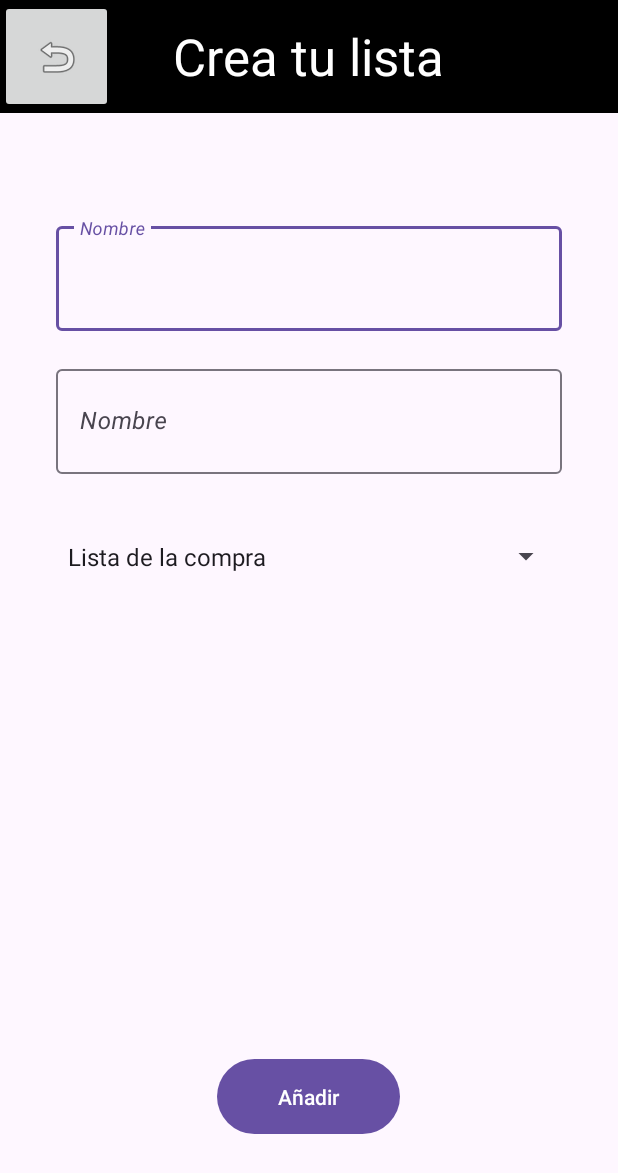
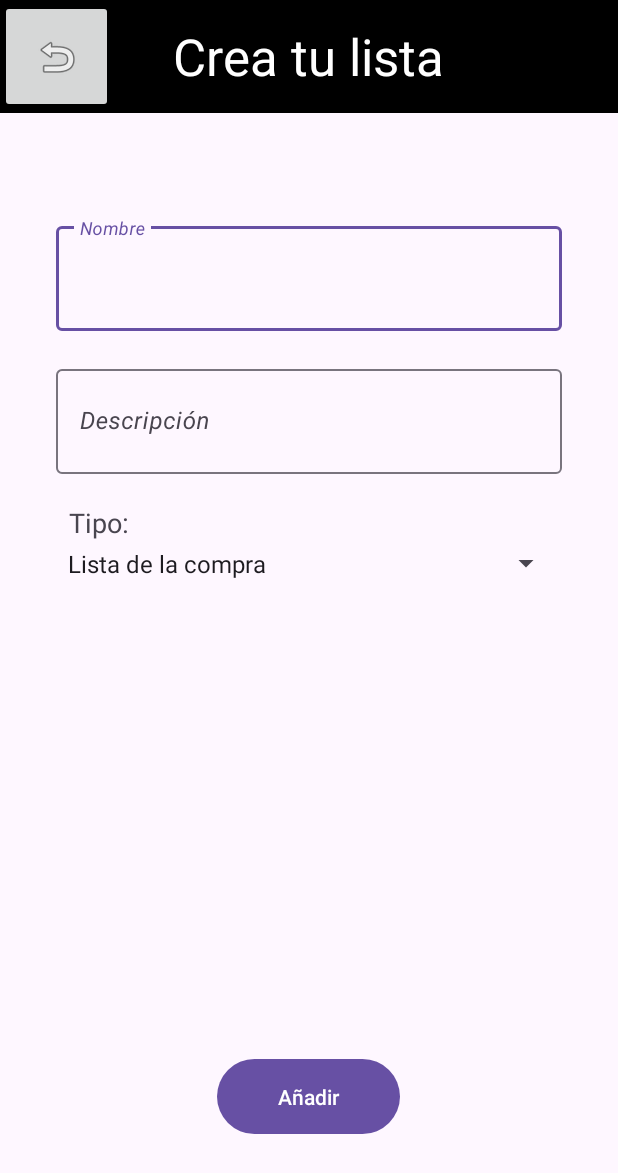
Before and after one commit to DavidSuarezRincon/SuperList, an Android app: the AniadirListaActivity screen opened directly, with no data from a screen before it, on a phone screen of 412 x 824 dp. Shown: the top 1173 px of the screen. Run offline under Robolectric (Android 15) with nearby library versions, the phone set to English and light mode, and no system bars.

Commit message:
algunos cambios

```diff
--- a/app/src/main/res/layout/activity_aniadirlista.xml
+++ b/app/src/main/res/layout/activity_aniadirlista.xml
@@ -5,7 +5,6 @@
     android:layout_width="match_parent"
     android:layout_height="match_parent"
     tools:context=".AniadirListaActivity">
-
 
 
     <LinearLayout
@@ -84,7 +83,7 @@
             android:autofillHints="Name of the list"
             android:backgroundTint="@color/whiteBasic"
             android:ems="10"
-            android:hint="Nombre"
+            android:hint="Descripción"
             android:inputType="textEmailAddress"
             android:shadowColor="@color/white"
             android:textColor="@color/white"
@@ -96,12 +95,11 @@
     <Spinner
         android:id="@+id/spinnerTipoLista"
         android:layout_width="337dp"
-        android:layout_height="70dp"
-        android:layout_marginTop="20dp"
+        android:layout_height="30dp"
         android:entries="@array/opcionesSpinnerAddLista"
         app:layout_constraintEnd_toEndOf="parent"
         app:layout_constraintStart_toStartOf="parent"
-        app:layout_constraintTop_toBottomOf="@id/tilListDescripction" />
+        app:layout_constraintTop_toBottomOf="@+id/textView" />
 
     <Button
         android:id="@+id/botonAniadirListaActivity"
@@ -114,5 +112,19 @@
         app:layout_constraintHorizontal_bias="0.498"
         app:layout_constraintStart_toStartOf="parent" />
 
+    <TextView
+        android:id="@+id/textView"
+        android:layout_width="334dp"
+        android:layout_height="wrap_content"
+        android:layout_marginLeft="16dp"
+        android:layout_marginTop="20dp"
+        android:gravity="center_vertical"
+        android:text="Tipo:"
+        android:textSize="18sp"
+        app:layout_constraintEnd_toEndOf="parent"
+        app:layout_constraintHorizontal_bias="0.48"
+        app:layout_constraintStart_toStartOf="parent"
+        app:layout_constraintTop_toBottomOf="@+id/tilListDescripction" />
+
 
 </androidx.constraintlayout.widget.ConstraintLayout>
```
